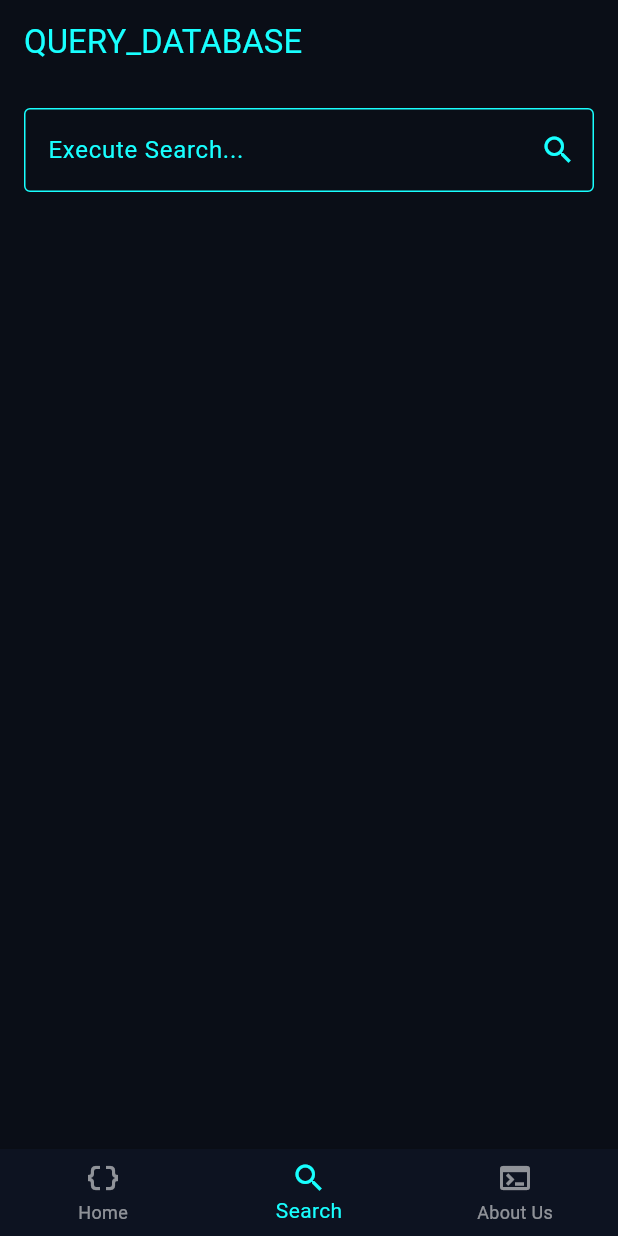
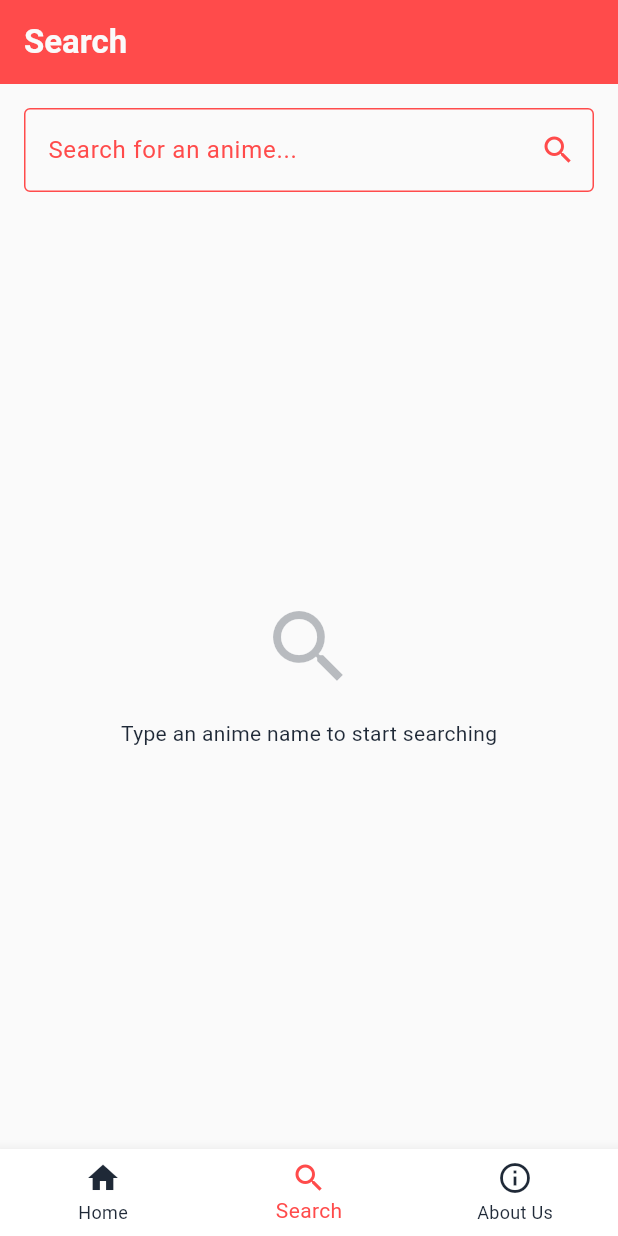
Before and after one commit to SRUN-Sochettra/Disconime, a Flutter app: the screen it shows after launch, item 2 of the bottom bar chosen, on a phone screen of 412 x 824 dp. Run offline on Flutter 3.47's test engine with Material 3 defaults, Android fonts, the phone set to English and light mode, and no system bars; network calls fail.

Commit message:
feat: UI enhancements, pagination, and bug fixes

```diff
--- a/lib/main.dart
+++ b/lib/main.dart
@@ -12,7 +12,7 @@ void main() {
 }
 
 class ThemeProvider extends ChangeNotifier {
-  ThemeMode themeMode = ThemeMode.dark;
+  ThemeMode themeMode = ThemeMode.light;
 
   bool get isDarkMode => themeMode == ThemeMode.dark;
 
@@ -31,29 +31,66 @@ class ApiReaderApp extends StatelessWidget {
       title: 'API Reader',
       themeMode: Provider.of<ThemeProvider>(context).themeMode,
       theme: ThemeData(
+        useMaterial3: true,
         brightness: Brightness.light,
-        primaryColor: Colors.cyan,
-        scaffoldBackgroundColor: const Color(0xFFF0F0F0),
-        appBarTheme: const AppBarTheme(backgroundColor: Colors.cyan),
-      ),
-      darkTheme: ThemeData(
-        brightness: Brightness.dark,
-        primaryColor: Colors.cyanAccent,
-        scaffoldBackgroundColor: const Color(0xFF0A0E17),
+        scaffoldBackgroundColor: const Color(0xFFFAFAFA),
+        colorScheme: const ColorScheme.light(
+          surface: Color(0xFFFFFFFF),
+          primary: Color(0xFFFF4B4B),
+          secondary: Color(0xFFFF8A00),
+          onSurface: Color(0xFF1F2937),
+        ),
         appBarTheme: const AppBarTheme(
-          backgroundColor: Color(0xFF0A0E17),
-          foregroundColor: Colors.cyanAccent,
+          backgroundColor: Color(0xFFFF4B4B),
+          foregroundColor: Color(0xFFFAFAFA),
           elevation: 0,
         ),
         bottomNavigationBarTheme: const BottomNavigationBarThemeData(
-          backgroundColor: Color(0xFF0D1321),
-          selectedItemColor: Colors.cyanAccent,
-          unselectedItemColor: Colors.white54,
+          backgroundColor: Color(0xFFFFFFFF),
+          selectedItemColor: Color(0xFFFF4B4B),
+          unselectedItemColor: Color(0xFF1F2937),
         ),
-        cardColor: const Color(0xFF131C31),
+        cardTheme: CardThemeData(
+          color: const Color(0xFFFFFFFF),
+          elevation: 2,
+          shape: RoundedRectangleBorder(borderRadius: BorderRadius.circular(12)),
+        ),
         textTheme: const TextTheme(
-          bodyMedium: TextStyle(color: Colors.white70),
-          titleLarge: TextStyle(color: Colors.cyanAccent),
+          bodyMedium: TextStyle(color: Color(0xFF1F2937)),
+          titleLarge: TextStyle(color: Color(0xFF1F2937), fontWeight: FontWeight.bold),
+        ),
+      ),
+      darkTheme: ThemeData(
+        useMaterial3: true,
+        brightness: Brightness.dark,
+        scaffoldBackgroundColor: const Color(0xFF1F2937),
+        colorScheme: const ColorScheme.dark(
+          surface: Color(0xFF111827),
+          primary: Color(0xFFFF4B4B),
+          secondary: Color(0xFFFF8A00),
+          onSurface: Color(0xFFFAFAFA),
+        ),
+        appBarTheme: const AppBarTheme(
+          backgroundColor: Color(0xFF111827),
+          foregroundColor: Color(0xFFFF4B4B),
+          elevation: 0,
+        ),
+        bottomNavigationBarTheme: const BottomNavigationBarThemeData(
+          backgroundColor: Color(0xFF111827),
+          selectedItemColor: Color(0xFFFF4B4B),
+          unselectedItemColor: Colors.grey,
+        ),
+        cardTheme: CardThemeData(
+          color: const Color(0xFF1F2937),
+          elevation: 4,
+          shape: RoundedRectangleBorder(
+            borderRadius: BorderRadius.circular(12),
+            side: const BorderSide(color: Color(0xFFFF4B4B), width: 1),
+          ),
+        ),
+        textTheme: const TextTheme(
+          bodyMedium: TextStyle(color: Color(0xFFFAFAFA)),
+          titleLarge: TextStyle(color: Color(0xFFFF4B4B), fontWeight: FontWeight.bold),
         ),
       ),
       home: const MainScreen(),
--- a/lib/screens/about_screen.dart
+++ b/lib/screens/about_screen.dart
@@ -6,33 +6,33 @@ class AboutScreen extends StatelessWidget {
   @override
   Widget build(BuildContext context) {
     return Scaffold(
-      appBar: AppBar(title: const Text('SYSTEM_ADMINS')),
+      appBar: AppBar(title: const Text('About Us')),
       body: Padding(
         padding: const EdgeInsets.all(24.0),
         child: Column(
           crossAxisAlignment: CrossAxisAlignment.start,
           children: [
-            Text('PROJECT IDENTIFIER:', style: Theme.of(context).textTheme.titleLarge),
+            Text('Project:', style: Theme.of(context).textTheme.titleLarge),
             const Text('API Data Reader V1.0'),
             const SizedBox(height: 30),
-            Text('OPERATIVES:', style: Theme.of(context).textTheme.titleLarge),
+            Text('The Squad:', style: Theme.of(context).textTheme.titleLarge),
             const SizedBox(height: 10),
-            _buildMember('1. [Member Name 1]'),
-            _buildMember('2. [Member Name 2]'),
-            _buildMember('3. [Member Name 3]'),
-            _buildMember('4. [Member Name 4]'),
+            _buildMember(context, '1. [Member Name 1]'),
+            _buildMember(context, '2. [Member Name 2]'),
+            _buildMember(context, '3. [Member Name 3]'),
+            _buildMember(context, '4. [Member Name 4]'),
           ],
         ),
       ),
     );
   }
 
-  Widget _buildMember(String name) {
+  Widget _buildMember(BuildContext context, String name) {
     return Padding(
       padding: const EdgeInsets.symmetric(vertical: 4.0),
       child: Row(
         children: [
-          const Icon(Icons.account_tree, color: Colors.cyanAccent, size: 20),
+          Icon(Icons.account_tree, color: Theme.of(context).colorScheme.primary, size: 20),
           const SizedBox(width: 10),
           Text(name, style: const TextStyle(fontSize: 16)),
         ],
--- a/lib/screens/main_screen.dart
+++ b/lib/screens/main_screen.dart
@@ -29,9 +29,9 @@ class _MainScreenState extends State<MainScreen> {
         currentIndex: _currentIndex,
         onTap: (index) => setState(() => _currentIndex = index),
         items: const [
-          BottomNavigationBarItem(icon: Icon(Icons.data_object), label: 'Home'),
+          BottomNavigationBarItem(icon: Icon(Icons.home), label: 'Home'),
           BottomNavigationBarItem(icon: Icon(Icons.search), label: 'Search'),
-          BottomNavigationBarItem(icon: Icon(Icons.terminal), label: 'About Us'),
+          BottomNavigationBarItem(icon: Icon(Icons.info_outline), label: 'About Us'),
         ],
       ),
     );
--- a/lib/screens/search_screen.dart
+++ b/lib/screens/search_screen.dart
@@ -16,6 +16,7 @@ class _SearchScreenState extends State<SearchScreen> {
   bool _isSearching = false;
 
   Future<void> searchApi(String query) async {
+    FocusScope.of(context).unfocus();
     if (query.isEmpty) return;
     setState(() => _isSearching = true);
 
@@ -31,25 +32,25 @@ class _SearchScreenState extends State<SearchScreen> {
   @override
   Widget build(BuildContext context) {
     return Scaffold(
-      appBar: AppBar(title: const Text('QUERY_DATABASE')),
+      appBar: AppBar(title: const Text('Search')),
       body: Padding(
         padding: const EdgeInsets.all(16.0),
         child: Column(
           children: [
             TextField(
               controller: _controller,
-              style: const TextStyle(color: Colors.cyanAccent),
+              style: TextStyle(color: Theme.of(context).colorScheme.primary),
               decoration: InputDecoration(
-                labelText: 'Execute Search...',
-                labelStyle: const TextStyle(color: Colors.cyanAccent),
-                enabledBorder: const OutlineInputBorder(
-                  borderSide: BorderSide(color: Colors.cyanAccent),
+                labelText: 'Search for an anime...',
+                labelStyle: TextStyle(color: Theme.of(context).colorScheme.primary),
+                enabledBorder: OutlineInputBorder(
+                  borderSide: BorderSide(color: Theme.of(context).colorScheme.primary),
                 ),
-                focusedBorder: const OutlineInputBorder(
-                  borderSide: BorderSide(color: Colors.cyanAccent, width: 2),
+                focusedBorder: OutlineInputBorder(
+                  borderSide: BorderSide(color: Theme.of(context).colorScheme.primary, width: 2),
                 ),
                 suffixIcon: IconButton(
-                  icon: const Icon(Icons.search, color: Colors.cyanAccent),
+                  icon: Icon(Icons.search, color: Theme.of(context).colorScheme.primary),
                   onPressed: () => searchApi(_controller.text),
                 ),
               ),
@@ -58,14 +59,38 @@ class _SearchScreenState extends State<SearchScreen> {
             const SizedBox(height: 20),
             Expanded(
               child: _isSearching
-                  ? const Center(child: CircularProgressIndicator(color: Colors.cyanAccent))
+                  ? const Center(child: CircularProgressIndicator())
+                  : _searchResults.isEmpty
+                      ? Center(
+                          child: Column(
+                            mainAxisAlignment: MainAxisAlignment.center,
+                            children: [
+                              Icon(Icons.search, size: 64, color: Theme.of(context).colorScheme.onSurface.withValues(alpha: 0.3)),
+                              const SizedBox(height: 16),
+                              const Text("Type an anime name to start searching"),
+                            ],
+                          ),
+                        )
                       : ListView.builder(
                       itemCount: _searchResults.length,
                       itemBuilder: (context, index) {
                         final item = _searchResults[index];
-                        return ListTile(
-                          title: Text(item['title']),
-                          trailing: const Icon(Icons.arrow_forward_ios, color: Colors.cyanAccent, size: 16),
+                        return Card(
+                          margin: const EdgeInsets.symmetric(vertical: 8),
+                          shape: RoundedRectangleBorder(
+                            side: BorderSide(color: Theme.of(context).colorScheme.primary.withValues(alpha: 0.3), width: 1),
+                            borderRadius: BorderRadius.circular(8),
+                          ),
+                          child: ListTile(
+                            leading: Image.network(
+                              item['images']['jpg']['image_url'],
+                              width: 50,
+                              height: 50,
+                              fit: BoxFit.cover,
+                              errorBuilder: (context, error, stackTrace) => const Icon(Icons.broken_image, size: 50, color: Colors.grey),
+                            ),
+                            title: Text(item['title'], style: const TextStyle(fontWeight: FontWeight.bold)),
+                            subtitle: Text('Score: ${item['score'] ?? 'N/A'}', style: Theme.of(context).textTheme.bodySmall),
                             onTap: () {
                               Navigator.push(
                                 context,
@@ -74,6 +99,7 @@ class _SearchScreenState extends State<SearchScreen> {
                                 ),
                               );
                             },
+                          ),
                         );
                       },
                     ),
```
Also changed, not shown: lib/screens/detail_screen.dart (+8 -4 lines), lib/screens/home_screen.dart (+54 -8 lines). Lines whose indentation alone changed are shown as unchanged.
